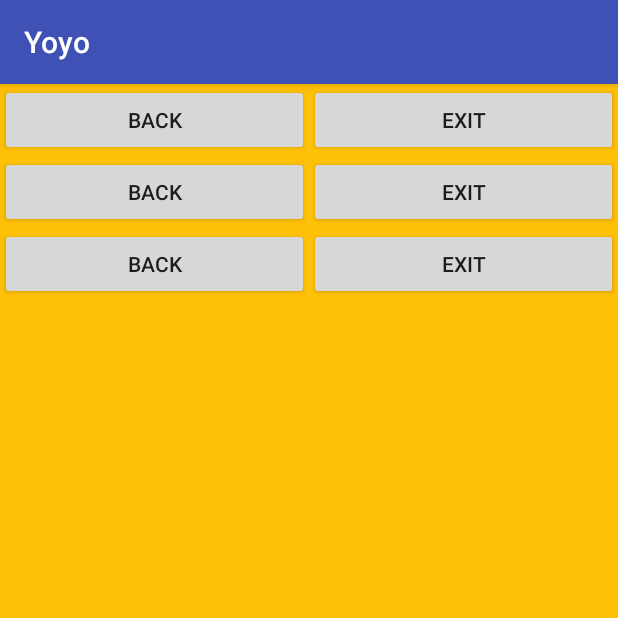
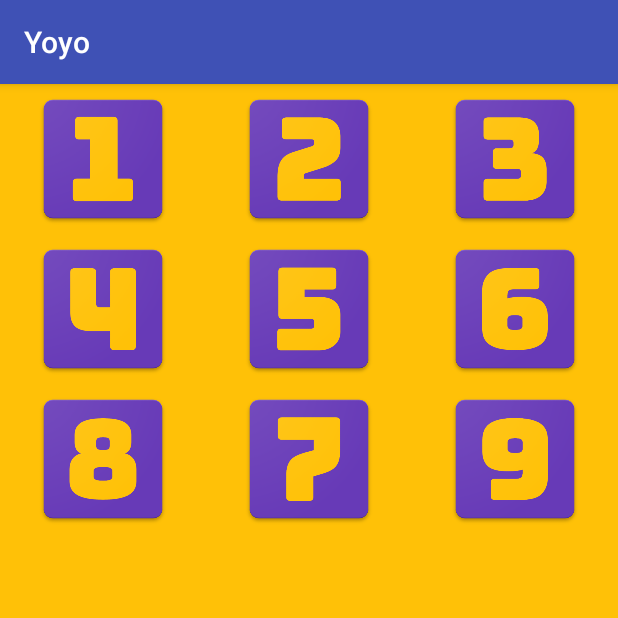
Before and after one commit to jondhc/Yoyo, an Android app: the LevelSelectionActivity screen opened directly, with no data from a screen before it, on a phone screen of 412 x 824 dp, the top half of it. Run offline under Robolectric (Android 15) with nearby library versions, the phone set to English and light mode, and no system bars.

Commit message:
Added Level Selection Buttons

```diff
--- a/app/src/main/java/com/example/jondhc/yoyo/LevelSelectionActivity.java
+++ b/app/src/main/java/com/example/jondhc/yoyo/LevelSelectionActivity.java
@@ -1,6 +1,5 @@
 package com.example.jondhc.yoyo;
 
-import android.content.Intent;
 import android.os.Bundle;
 import android.support.v7.app.AppCompatActivity;
 import android.view.View;
@@ -19,7 +18,7 @@ public class LevelSelectionActivity extends AppCompatActivity {
         decorView.setSystemUiVisibility(uiOptions);
 
 
-        backBtn = (Button) findViewById(R.id.backButton);
+        /*backBtn = (Button) findViewById(R.id.backButton);
         exitBtn = (Button) findViewById(R.id.exitButton);
 
         backBtn.setOnClickListener(new View.OnClickListener() {
@@ -34,6 +33,6 @@ public class LevelSelectionActivity extends AppCompatActivity {
             public void onClick(View view) {
                 finish();
             }
-        });
+        });*/
     }
 }
--- a/app/src/main/res/layout/activity_level_selection.xml
+++ b/app/src/main/res/layout/activity_level_selection.xml
@@ -2,6 +2,7 @@
 
 
 <RelativeLayout xmlns:android="http://schemas.android.com/apk/res/android"
+    xmlns:app="http://schemas.android.com/apk/res-auto"
     xmlns:tools="http://schemas.android.com/tools"
     android:layout_width="match_parent"
     android:layout_height="match_parent"
@@ -12,21 +13,33 @@
         android:id="@+id/linearLayout1"
         android:layout_width="match_parent"
         android:layout_height="wrap_content"
-        android:orientation="horizontal">
+        android:orientation="horizontal"
+        android:layout_weight="1">
 
-        <Button
-            android:id="@+id/backButton"
-            android:layout_width="match_parent"
-            android:layout_height="wrap_content"
+        <ImageButton
+            android:id="@+id/l1Button"
+            android:background="@null"
+            android:layout_width="100dp"
+            android:layout_height="100dp"
+            android:scaleType="fitCenter"
             android:layout_weight="1"
-            android:text="@string/backBtnTxt" />
-
-        <Button
-            android:id="@+id/exitButton"
-            android:layout_width="match_parent"
-            android:layout_height="wrap_content"
+            app:srcCompat="@drawable/l1" />
+        <ImageButton
+            android:id="@+id/l2Button"
+            android:background="@null"
+            android:layout_width="100dp"
+            android:layout_height="100dp"
+            android:scaleType="fitCenter"
             android:layout_weight="1"
-            android:text="@string/exitBtnTxt" />
+            app:srcCompat="@drawable/l2" />
+        <ImageButton
+            android:id="@+id/l3Button"
+            android:background="@null"
+            android:layout_width="100dp"
+            android:layout_height="100dp"
+            android:scaleType="fitCenter"
+            android:layout_weight="1"
+            app:srcCompat="@drawable/l3" />
     </LinearLayout>
 
     <LinearLayout
@@ -34,21 +47,33 @@
         android:layout_width="match_parent"
         android:layout_height="wrap_content"
         android:orientation="horizontal"
-        android:layout_below="@+id/linearLayout1">
+        android:layout_below="@+id/linearLayout1"
+        android:layout_weight="1">
 
-        <Button
-            android:id="@+id/backButton2"
-            android:layout_width="match_parent"
-            android:layout_height="wrap_content"
+        <ImageButton
+            android:id="@+id/l4Button"
+            android:background="@null"
+            android:layout_width="100dp"
+            android:layout_height="100dp"
+            android:scaleType="fitCenter"
             android:layout_weight="1"
-            android:text="@string/backBtnTxt" />
-
-        <Button
-            android:id="@+id/exitButton2"
-            android:layout_width="match_parent"
-            android:layout_height="wrap_content"
+            app:srcCompat="@drawable/l4" />
+        <ImageButton
+            android:id="@+id/l5Button"
+            android:background="@null"
+            android:layout_width="100dp"
+            android:layout_height="100dp"
+            android:scaleType="fitCenter"
             android:layout_weight="1"
-            android:text="@string/exitBtnTxt" />
+            app:srcCompat="@drawable/l5" />
+        <ImageButton
+            android:id="@+id/l6Button"
+            android:background="@null"
+            android:layout_width="100dp"
+            android:layout_height="100dp"
+            android:scaleType="fitCenter"
+            android:layout_weight="1"
+            app:srcCompat="@drawable/l6" />
     </LinearLayout>
 
     <LinearLayout
@@ -56,20 +81,34 @@
         android:layout_width="match_parent"
         android:layout_height="wrap_content"
         android:orientation="horizontal"
-        android:layout_below="@+id/linearLayout2">
+        android:layout_below="@+id/linearLayout2"
+        android:layout_weight="1">
 
-        <Button
-            android:id="@+id/backButton3"
-            android:layout_width="match_parent"
-            android:layout_height="wrap_content"
+
+        <ImageButton
+            android:id="@+id/l7Button"
+            android:background="@null"
+            android:layout_width="100dp"
+            android:layout_height="100dp"
+            android:scaleType="fitCenter"
             android:layout_weight="1"
-            android:text="@string/backBtnTxt" />
+            app:srcCompat="@drawable/l8" />
+        <ImageButton
+            android:id="@+id/l8Button"
+            android:background="@null"
+            android:layout_width="100dp"
+            android:layout_height="100dp"
+            android:scaleType="fitCenter"
+            android:layout_weight="1"
+            app:srcCompat="@drawable/l7" />
+        <ImageButton
+            android:id="@+id/l9Button"
+            android:background="@null"
+            android:layout_width="100dp"
+            android:layout_height="100dp"
+            android:scaleType="fitCenter"
+            android:layout_weight="1"
+            app:srcCompat="@drawable/l9" />
 
-        <Button
-            android:id="@+id/exitButton3"
-            android:layout_width="match_parent"
-            android:layout_height="wrap_content"
-            android:layout_weight="1"
-            android:text="@string/exitBtnTxt" />
     </LinearLayout>
 </RelativeLayout>
--- a/app/src/main/res/values/styles.xml
+++ b/app/src/main/res/values/styles.xml
@@ -1,7 +1,7 @@
 <resources>
 
     <!-- Base application theme. -->
-    <style name="AppTheme" parent="Theme.AppCompat.Light.DarkActionBar">
+    <style name="AppTheme" parent="Base.Theme.AppCompat.Light.DarkActionBar">
         <!-- Customize your theme here. -->
         <item name="colorPrimary">@color/colorPrimary</item>
         <item name="colorPrimaryDark">@color/colorPrimaryDark</item>
```
Also changed, not shown: app/src/main/res/drawable/l1.png (added), app/src/main/res/drawable/l2.png (added), app/src/main/res/drawable/l3.png (added), app/src/main/res/drawable/l4.png (added), app/src/main/res/drawable/l5.png (added), app/src/main/res/drawable/l6.png (added), app/src/main/res/drawable/l7.png (added), app/src/main/res/drawable/l8.png (added), app/src/main/res/drawable/l9.png (added).
